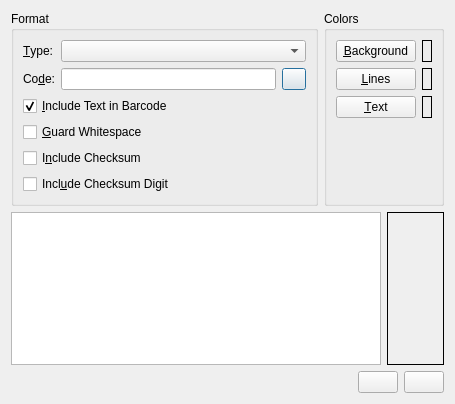
Above: scribus/plugins/barcodegenerator/barcodegenerator.ui from scribusproject/scribus before the change. Below: the same form after it.
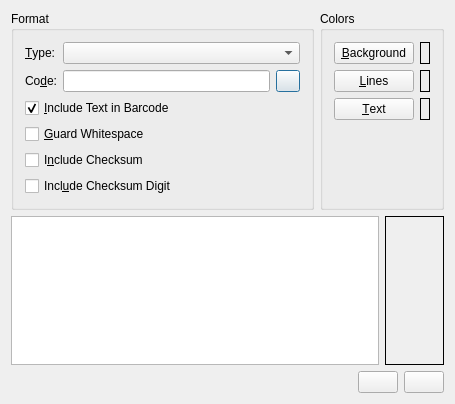
That is the form after the change.

Patch:
```diff
--- a/scribus/plugins/barcodegenerator/barcodegenerator.ui
+++ b/scribus/plugins/barcodegenerator/barcodegenerator.ui
@@ -23,16 +23,10 @@
      <property name="title" >
       <string>Format</string>
      </property>
-     <layout class="QGridLayout" >
-      <property name="margin" >
-       <number>9</number>
-      </property>
-      <property name="spacing" >
-       <number>6</number>
-      </property>
-      <item row="5" column="0" colspan="3" >
-       <widget class="QCheckBox" name="includeCheckInText" >
-        <property name="toolTip" >
+     <layout class="QGridLayout">
+      <item row="5" column="0" colspan="3">
+       <widget class="QCheckBox" name="includeCheckInText">
+        <property name="toolTip">
          <string>Include the checksum digit in the barcode text</string>
         </property>
         <property name="text" >
@@ -155,14 +149,8 @@
      <property name="title" >
       <string>Colors</string>
      </property>
-     <layout class="QGridLayout" >
-      <property name="margin" >
-       <number>9</number>
-      </property>
-      <property name="spacing" >
-       <number>6</number>
-      </property>
-      <item row="3" column="0" >
+     <layout class="QGridLayout">
+      <item row="3" column="0">
        <spacer>
         <property name="orientation" >
          <enum>Qt::Vertical</enum>
@@ -333,7 +321,7 @@
    </item>
   </layout>
  </widget>
- <layoutdefault spacing="6" margin="11" />
+ <layoutdefault spacing="6" margin="11"/>
  <resources/>
  <connections>
   <connection>
```
Left out of the diff: 264 changed lines with no effect on the pictures.
